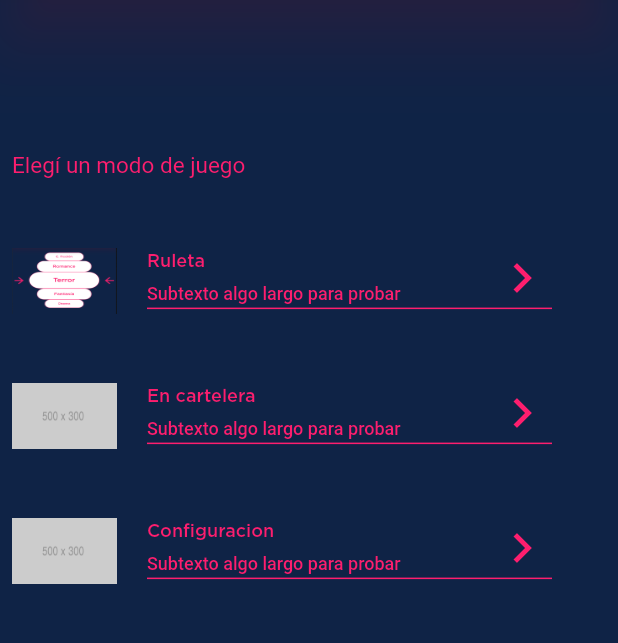
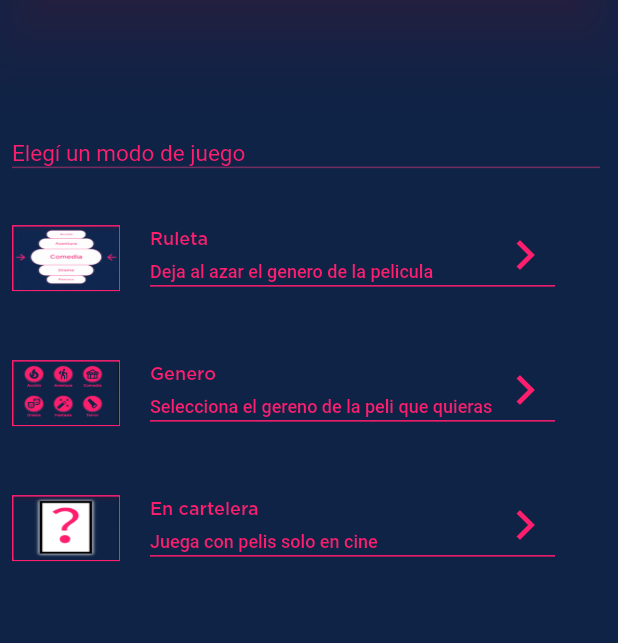
Before and after one commit to yoelyas/mimo-do-app, a Flutter app: the screen it shows after launch, on a phone screen of 412 x 824 dp, the part 134-777 px from its top. Run offline on Flutter 3.47's test engine with Material 2 defaults, Android fonts, the phone set to English and light mode, and no system bars; our stand-ins replace timer_count_down; Roboto replaces fonts that are missing (lato-bold); statements that could not run were skipped.

Commit message:
falta responsividad

```diff
--- a/lib/const/config.dart
+++ b/lib/const/config.dart
@@ -4,10 +4,9 @@
 const Map<String, Map<String, dynamic>> APP_CONFIG = {
   "appBar": {
     "logo": "assets/logo_mimodo.png",
-    "logo-gris": "assets/fondo_mimodo.png",
   },
   "drawer": {
-    "avatar": "assets/500x300.png",
+    "avatar": "assets/fondo_mimodo.png",
   },
   "gridBreakpoints": {
     "xs": 320.0, //*1
--- a/lib/pages/config_equipos.dart
+++ b/lib/pages/config_equipos.dart
@@ -80,7 +80,7 @@ class _ConfigEquiposState extends State<ConfigEquipos> {
                         ),
                       ),
                       onPressed: () {
-                        loginForm.isValidForm();
+                        //loginForm.isValidForm();
                         equipoProvider.initialize(loginForm.getNombreEquipos());
                         Navigator.pushNamed(context, ConfigJuegoPage.routeName);
                       },
--- a/lib/pages/home_page.dart
+++ b/lib/pages/home_page.dart
@@ -1,5 +1,4 @@
 import 'package:flutter/material.dart';
-import 'package:pictionaty_app/const/config.dart';
 import 'package:pictionaty_app/const/theme.dart';
 import 'package:pictionaty_app/widgets/bottom.dart';
 import 'package:pictionaty_app/widgets/drawer_bar.dart';
@@ -25,8 +24,10 @@ class HomePage extends StatelessWidget {
               height: 100,
             ),
             Padding(
-              padding: const EdgeInsets.all(8.0),
-              child: Align(
+              padding: const EdgeInsets.only(left: 8, right: 12),
+              child: Column(
+                children: [
+                  Align(
                     alignment: Alignment.bottomLeft,
                     child: Text("Elegí un modo de juego ",
                         style: TextStyle(
@@ -35,27 +36,37 @@ class HomePage extends StatelessWidget {
                           fontFamily: mimodoTheme.fonts.textBold,
                         )),
                   ),
+                  Container(
+                    width: double.infinity,
+                    height: 1,
+                    color: mimodoTheme.secondary,
+                  ),
+                ],
+              ),
             ),
             const SizedBox(
               height: 30,
             ),
             const Bottom(
               text: "Ruleta",
-              imagen: 'assets/ruleta.png',
+              imagen: 'assets/ruleta.gif',
+              subtexto: 'Deja al azar el genero de la pelicula',
             ),
             const SizedBox(
               height: 30,
             ),
-            Bottom(
-              text: "En cartelera",
-              imagen: APP_CONFIG['drawer']!["avatar"],
+            const Bottom(
+              text: "Genero",
+              imagen: 'assets/genero.png',
+              subtexto: 'Selecciona el gereno de la peli que quieras',
             ),
             const SizedBox(
               height: 30,
             ),
-            Bottom(
-              text: "Configuracion",
-              imagen: APP_CONFIG['drawer']!["avatar"],
+            const Bottom(
+              text: "En cartelera",
+              imagen: 'assets/pelicula.png',
+              subtexto: 'Juega con pelis solo en cine',
             ),
           ],
         ),
--- a/lib/pages/pregunta_pages.dart
+++ b/lib/pages/pregunta_pages.dart
@@ -104,8 +104,6 @@ class PreguntaPage extends StatelessWidget {
                       //como la ronda actual inicia en 0 se le suma 1
 
                       onPressed: () {
-                        print('Ronda: ${equipoProvider.getRondaActual()}');
-
                         equipoProvider.setPuntosEquipo(equipoProvider
                             .traermeEquipo(equipoProvider.getRondaActual()));
                         equipoProvider.setRondaActual();
--- a/lib/pages/ruleta_generos.dart
+++ b/lib/pages/ruleta_generos.dart
@@ -359,6 +359,7 @@ class _RuletaDeGenerosState extends State<RuletaDeGeneros> {
   }
 }
 
+// ignore: must_be_immutable
 class Caja extends StatelessWidget {
   String text = '';
   Color color;
--- a/lib/providers/equipo_provider.dart
+++ b/lib/providers/equipo_provider.dart
@@ -2,14 +2,24 @@ import 'package:flutter/material.dart';
 import 'package:pictionaty_app/models/teams.dart';
 
 class EquipoProvider extends ChangeNotifier {
-  final TeamCollection _teamCollection = TeamCollection();
+  TeamCollection _teamCollection = TeamCollection();
 
   int _cantEquipos = 2;
-  final Map<String, int> _equipos = {};
+  Map<String, int> _equipos = {};
   int _tiempoJuego = 1;
-  int _rondas = 2;
+  int _rondas = 1;
   String _generoElejido = '';
   int _rondaActual = 0;
+
+  reset() {
+    _teamCollection = TeamCollection();
+    _cantEquipos = 2;
+    _equipos = {};
+    _tiempoJuego = 1;
+    _rondas = 1;
+    _generoElejido = '';
+    _rondaActual = 0;
+  }
 
   int getRondaActual() => _rondaActual;
 
--- a/lib/providers/form_provider.dart
+++ b/lib/providers/form_provider.dart
@@ -1,14 +1,23 @@
 import 'package:flutter/material.dart';
 
 class LoginFormProvider extends ChangeNotifier {
-  GlobalKey<FormState> formKey = GlobalKey<FormState>();
+  //GlobalKey<FormState> formKey = GlobalKey<FormState>(debugLabel: 'loginForm');
 
-  final Map<int, String> _equipos = {
+  Map<int, String> _equipos = {
     1: 'equipo 1',
     2: 'equipo 2',
     3: 'equipo 3',
     4: 'equipo 4',
   };
+  reset() {
+    //formKey = GlobalKey<FormState>(debugLabel: 'loginForm');
+    _equipos = {
+      1: 'equipo 1',
+      2: 'equipo 2',
+      3: 'equipo 3',
+      4: 'equipo 4',
+    };
+  }
 
   setNombreEquipo(numero, nombre) {
     _equipos[numero] = nombre;
@@ -16,7 +25,7 @@ class LoginFormProvider extends ChangeNotifier {
 
   getNombreEquipos() => _equipos;
 
-  bool isValidForm() {
+  /*bool isValidForm() {
     return formKey.currentState?.validate() ?? false;
-  }
+  }*/
 }
--- a/lib/providers/state_provider.dart
+++ b/lib/providers/state_provider.dart
@@ -3,6 +3,11 @@ import 'package:flutter/material.dart';
 class StateProvider extends ChangeNotifier {
   bool _isTap = false;
   bool _comenzar = false;
+
+  reset() {
+    _isTap = false;
+    _comenzar = false;
+  }
 
   bool getComenzo() => _comenzar;
 
--- a/lib/widgets/bottom.dart
+++ b/lib/widgets/bottom.dart
@@ -7,10 +7,12 @@ import 'package:provider/provider.dart';
 //crea el boton de sucursal
 class Bottom extends StatelessWidget {
   final String text;
+  final String subtexto;
   final String imagen;
   // ignore: use_key_in_widget_constructors
   const Bottom({
     required this.text,
+    required this.subtexto,
     required this.imagen,
   });
 
@@ -22,11 +24,16 @@ class Bottom extends StatelessWidget {
       child: TextButton(
         child: Row(
           children: [
-            Image(
-              fit: BoxFit.fill,
-              image: AssetImage(imagen),
-              height: 50,
-              width: 70,
+            Container(
+              decoration: BoxDecoration(
+                border: Border.all(width: 1, color: mimodoTheme.primary),
+              ),
+              child: Image(
+                fit: BoxFit.fill,
+                image: AssetImage(imagen),
+                height: 50,
+                width: 70,
+              ),
             ),
             const SizedBox(
               width: 20,
@@ -50,7 +57,7 @@ class Bottom extends StatelessWidget {
                           const SizedBox(
                             height: 8,
                           ),
-                          Text("Subtexto algo largo para probar",
+                          Text(subtexto,
                               style: TextStyle(
                                 color: mimodoTheme.primary,
                                 fontSize: 12,
--- a/lib/widgets/tablero.dart
+++ b/lib/widgets/tablero.dart
@@ -408,7 +408,7 @@ class Tablero extends StatelessWidget {
                           equipoProvider.traermeEquipo(1),
                           style: TextStyle(
                             color: mimodoTheme.primary,
-                            fontSize: 30,
+                            fontSize: 20,
                             fontFamily: mimodoTheme.fonts.title,
                           ),
                           textAlign: TextAlign.start,
@@ -416,8 +416,6 @@ class Tablero extends StatelessWidget {
                       ),
                     ),
                     SizedBox(
-                      width: 200,
-                      height: 244,
                       child: Center(
                         child: Text(
                           equipoProvider
```
Also changed, not shown: lib/pages/tabla_pociciones_page.dart (+10 -0 lines), lib/widgets/drawer_bar.dart (+45 -9 lines), lib/widgets/text_box.dart (+12 -4 lines), assets/500x300.png (deleted), assets/genero.png (added), assets/pelicula.png (added), assets/ruleta.gif (added). Lines whose indentation alone changed are shown as unchanged.
